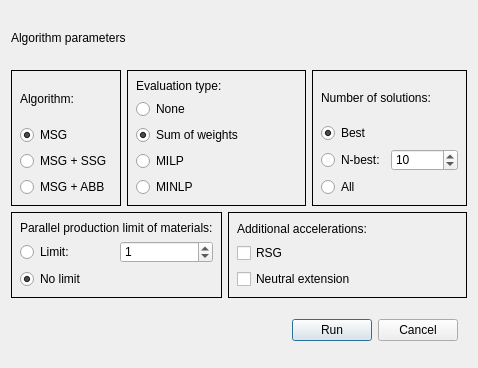
Old version of the form ui/runalgorithmdialog.ui in the repository akosorosz/PGraphInsight.
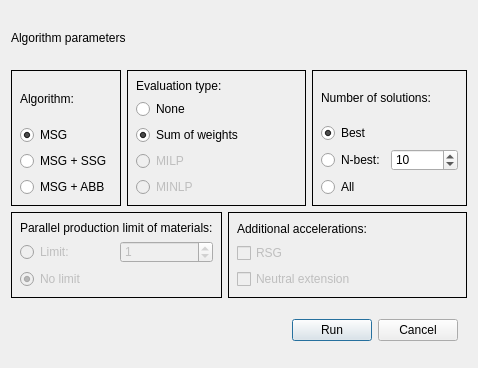
New version of the form.

Diff of the .ui file:
```diff
--- a/ui/runalgorithmdialog.ui
+++ b/ui/runalgorithmdialog.ui
@@ -96,7 +96,7 @@
       <item row="4" column="0">
        <widget class="QRadioButton" name="radioButtonEvalMINLP">
         <property name="enabled">
-         <bool>true</bool>
+         <bool>false</bool>
         </property>
         <property name="text">
          <string>MINLP</string>
@@ -106,7 +106,7 @@
       <item row="3" column="0">
        <widget class="QRadioButton" name="radioButtonEvalMILP">
         <property name="enabled">
-         <bool>true</bool>
+         <bool>false</bool>
         </property>
         <property name="text">
          <string>MILP</string>
@@ -198,7 +198,7 @@
       <item row="1" column="0">
        <widget class="QRadioButton" name="radioButtonParprodLimit">
         <property name="enabled">
-         <bool>true</bool>
+         <bool>false</bool>
         </property>
         <property name="text">
          <string>Limit:</string>
@@ -208,7 +208,7 @@
       <item row="1" column="1">
        <widget class="QSpinBox" name="spinBoxParprod">
         <property name="enabled">
-         <bool>true</bool>
+         <bool>false</bool>
         </property>
         <property name="maximum">
          <number>10000000</number>
@@ -221,7 +221,7 @@
       <item row="2" column="0">
        <widget class="QRadioButton" name="radioButtonParprodNoLimit">
         <property name="enabled">
-         <bool>true</bool>
+         <bool>false</bool>
         </property>
         <property name="text">
          <string>No limit</string>
@@ -253,7 +253,7 @@
       <item row="1" column="0">
        <widget class="QCheckBox" name="checkBoxAccelRSG">
         <property name="enabled">
-         <bool>true</bool>
+         <bool>false</bool>
         </property>
         <property name="text">
          <string>RSG</string>
@@ -263,7 +263,7 @@
       <item row="2" column="0">
        <widget class="QCheckBox" name="checkBoxAccelNeutralExtension">
         <property name="enabled">
-         <bool>true</bool>
+         <bool>false</bool>
         </property>
         <property name="text">
          <string>Neutral extension</string>
```
